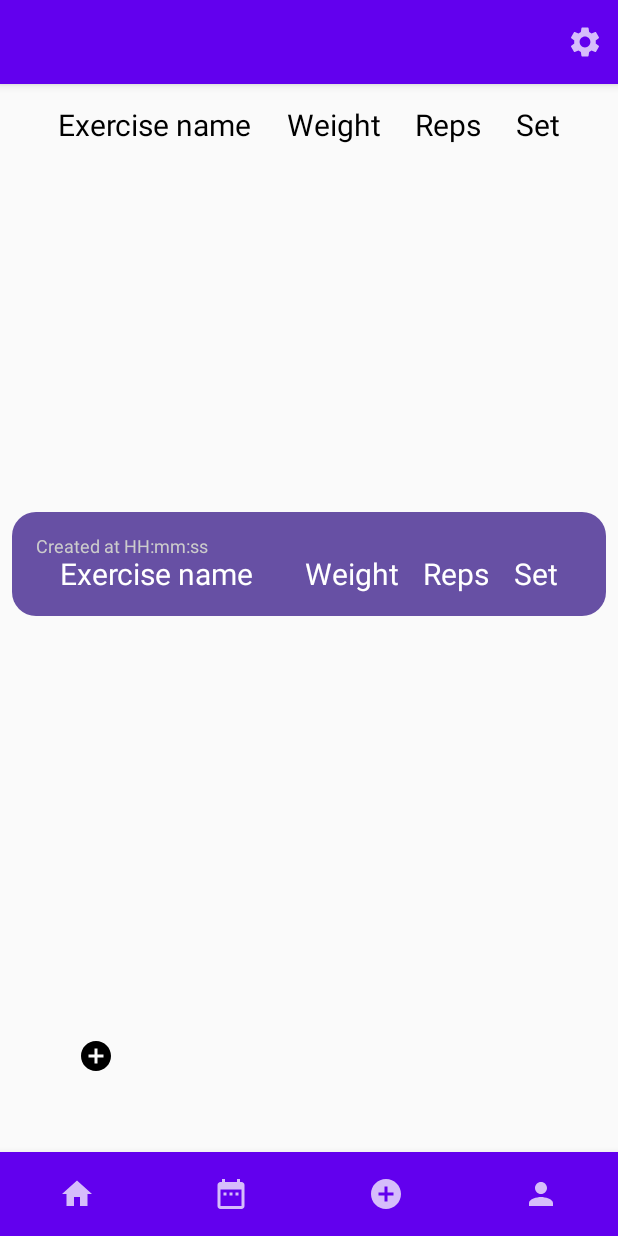
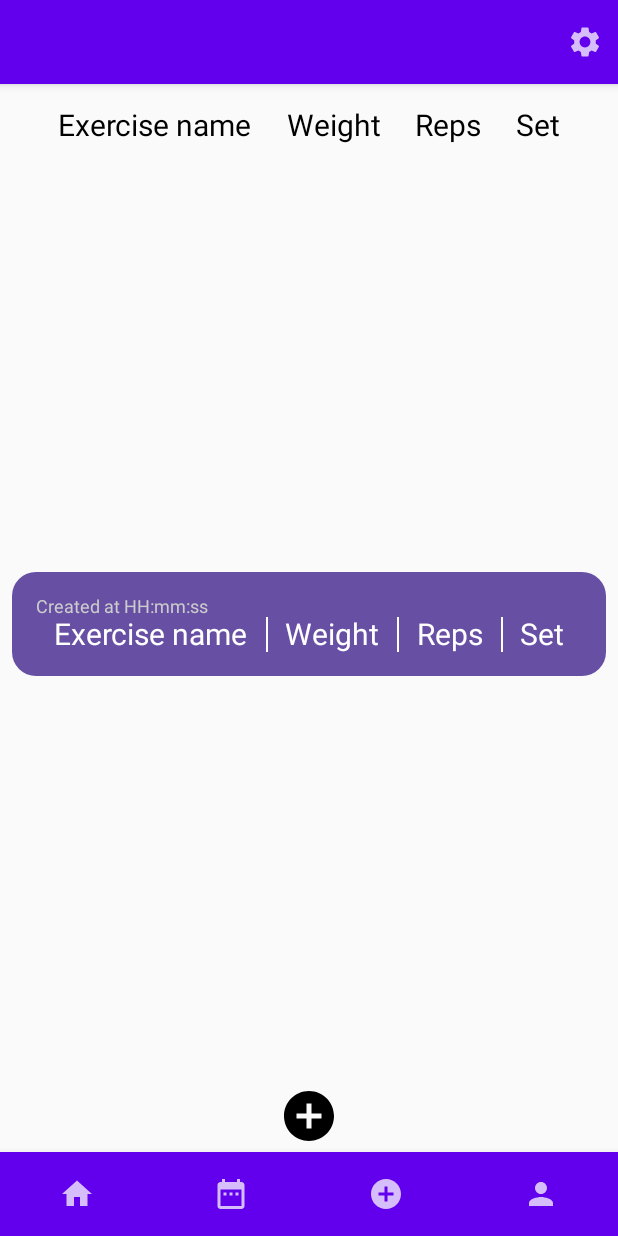
Before and after one commit to SGDTNQZ/Android-Pet-poject, an Android app built with Jetpack Compose: the WorkoutScreen screen opened through its navigation route, on a phone screen of 412 x 824 dp. Run offline under Robolectric (Android 15) with nearby library versions, the phone set to English and light mode, and no system bars; our stand-ins replace Firebase (no records; nobody signed in at launch, a user with empty details on screens opened directly), livedata-compose.

Commit message:
Добавляю тренировку

```diff
--- a/app/src/main/java/com/littlelemon/petproject/screens/WorkoutScreen.kt
+++ b/app/src/main/java/com/littlelemon/petproject/screens/WorkoutScreen.kt
@@ -11,8 +11,10 @@ import androidx.compose.foundation.layout.fillMaxWidth
 import androidx.compose.foundation.layout.height
 import androidx.compose.foundation.layout.padding
 import androidx.compose.foundation.layout.size
+import androidx.compose.foundation.layout.width
 import androidx.compose.foundation.layout.wrapContentHeight
 import androidx.compose.foundation.shape.RoundedCornerShape
+import androidx.compose.material.Divider
 import androidx.compose.material.Icon
 import androidx.compose.material.Text
 import androidx.compose.material.icons.Icons
@@ -53,21 +55,18 @@ fun WorkoutScreen(navController: NavController){
         }
 
         Row (
-//            modifier = Modifier
-////                .fillMaxWidth()
-////                .wrapContentHeight(),
+            modifier = Modifier
+                .fillMaxWidth()
+                .wrapContentHeight(),
             verticalAlignment = Alignment.CenterVertically,
             horizontalArrangement = Arrangement.Center
         ){
             IconButton(onClick = { /*TODO*/ },
-                modifier = Modifier.padding(40.dp)
-
                 ) {
                 Icon(
                     Icons.Default.AddCircle,
                     contentDescription = "Add",
-//                    modifier = Modifier.padding(40.dp)
-
+                    modifier = Modifier.fillMaxSize()
                 )
             }
         }
@@ -123,7 +122,9 @@ fun WorkoutItem(){
                 color = Color.LightGray
             )
             Row (
-                modifier = Modifier.fillMaxWidth(),
+                modifier = Modifier
+                    .height(IntrinsicSize.Min)
+                    .fillMaxWidth(),
                 horizontalArrangement = Arrangement.SpaceEvenly
             ){
                 Text(
@@ -131,16 +132,33 @@ fun WorkoutItem(){
                     fontSize = 20.sp,
                     color = Color.White
                 )
-                VerticalDivider(Modifier.height(IntrinsicSize.Max))
+                Divider(
+                    color = Color.White,
+                    modifier = Modifier
+                        .fillMaxHeight()
+                        .width(1.dp),
+                    )
                 Text(
                     text = "Weight",
                     fontSize = 20.sp,
                     color = Color.White
                 )
+                Divider(
+                    color = Color.White,
+                    modifier = Modifier
+                        .fillMaxHeight()
+                        .width(1.dp),
+                )
                 Text(
                     text = "Reps",
                     fontSize = 20.sp,
                     color = Color.White
+                )
+                Divider(
+                    color = Color.White,
+                    modifier = Modifier
+                        .fillMaxHeight()
+                        .width(1.dp),
                 )
                 Text(
                     text = "Set",
```
